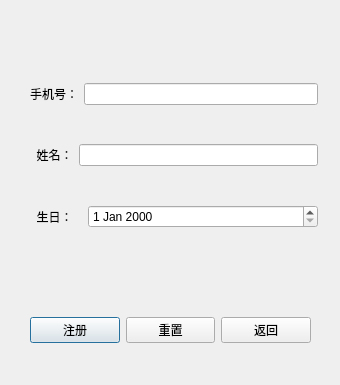
rainvie/QTSupermarket, file src/LogIn/memberregisterdialog.ui: the form before one commit.
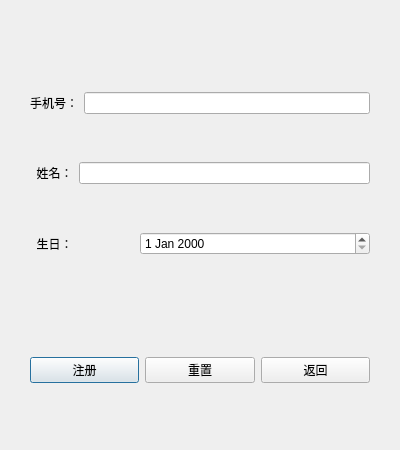
The form after the commit.

```diff
--- a/src/LogIn/memberregisterdialog.ui
+++ b/src/LogIn/memberregisterdialog.ui
@@ -6,8 +6,8 @@
    <rect>
     <x>0</x>
     <y>0</y>
-    <width>340</width>
-    <height>385</height>
+    <width>400</width>
+    <height>450</height>
    </rect>
   </property>
   <property name="windowTitle">
@@ -18,8 +18,8 @@
     <rect>
      <x>30</x>
      <y>50</y>
-     <width>288</width>
-     <height>211</height>
+     <width>340</width>
+     <height>250</height>
     </rect>
    </property>
    <layout class="QVBoxLayout" name="verticalLayout">
@@ -78,9 +78,9 @@
    <property name="geometry">
     <rect>
      <x>30</x>
-     <y>290</y>
-     <width>281</width>
-     <height>80</height>
+     <y>320</y>
+     <width>340</width>
+     <height>100</height>
     </rect>
    </property>
    <layout class="QHBoxLayout" name="horizontalLayout_4">
```
